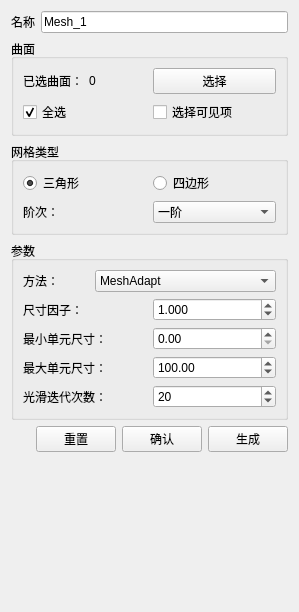
This is src/FCGUI/MeshSettings/FCMeshSettingsWidget.ui in Kinvy66/freecaeworkbench as Qt 5 draws it before an edit. The edited form follows.
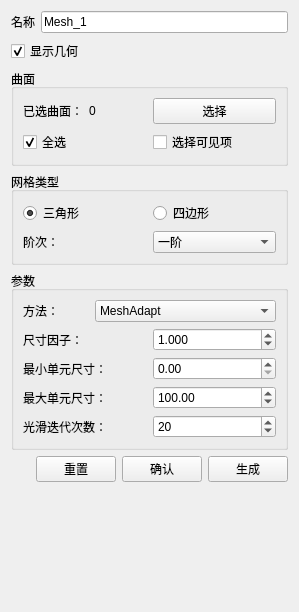
This is the edited form.

Patch:
```diff
--- a/src/FCGUI/MeshSettings/FCMeshSettingsWidget.ui
+++ b/src/FCGUI/MeshSettings/FCMeshSettingsWidget.ui
@@ -32,6 +32,16 @@
      </item>
     </layout>
    </item>
+   <item>
+    <widget class="QCheckBox" name="checkBoxGeometryVisible">
+     <property name="text">
+      <string>显示几何</string>
+     </property>
+     <property name="checked">
+      <bool>true</bool>
+     </property>
+    </widget>
+   </item>
    <item>
     <widget class="QGroupBox" name="groupBox">
      <property name="title">
```
